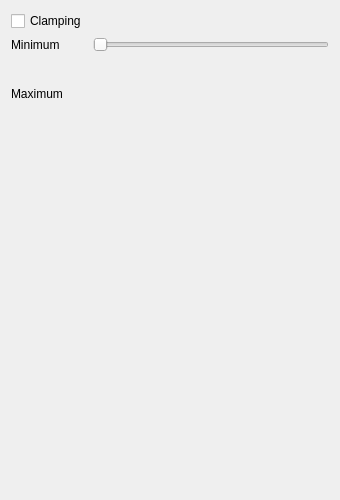
Above: smoke/view/colormaptab.ui from bvanloon/Scientific-Visualization before the change. Below: the same form after it.
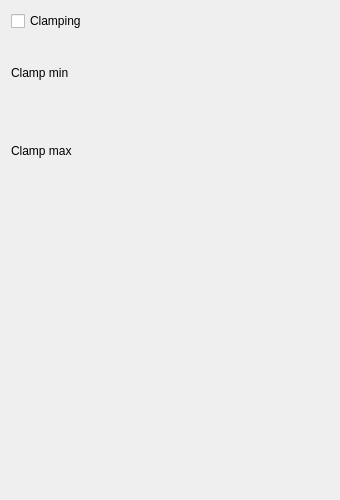
That is the form after the change. Custom widgets are drawn as their Qt base class.

Commit message: Convert the min slider to a floatSlider.

```diff
--- a/smoke/view/colormaptab.ui
+++ b/smoke/view/colormaptab.ui
@@ -23,11 +23,23 @@
    </item>
    <item row="1" column="0">
     <widget class="QLabel" name="clampingMinimumLabel">
+     <property name="minimumSize">
+      <size>
+       <width>0</width>
+       <height>72</height>
+      </size>
+     </property>
      <property name="text">
-      <string>Minimum</string>
+      <string>Clamp min</string>
+     </property>
+     <property name="alignment">
+      <set>Qt::AlignLeading|Qt::AlignLeft|Qt::AlignVCenter</set>
      </property>
     </widget>
    </item>
+   <item row="1" column="1">
+    <widget class="FloatSlider" name="clampingMinimumSlider" native="true"/>
+   </item>
    <item row="2" column="0">
     <widget class="QLabel" name="clampingMaximumLabel">
      <property name="minimumSize">
@@ -37,14 +49,10 @@
       </size>
      </property>
      <property name="text">
-      <string>Maximum</string>
+      <string>Clamp max</string>
      </property>
-    </widget>
-   </item>
-   <item row="1" column="1">
-    <widget class="QSlider" name="clampingMinimumSlider">
-     <property name="orientation">
-      <enum>Qt::Horizontal</enum>
+     <property name="alignment">
+      <set>Qt::AlignLeading|Qt::AlignLeft|Qt::AlignVCenter</set>
      </property>
     </widget>
    </item>
```
The commit also changes 2 other files.
